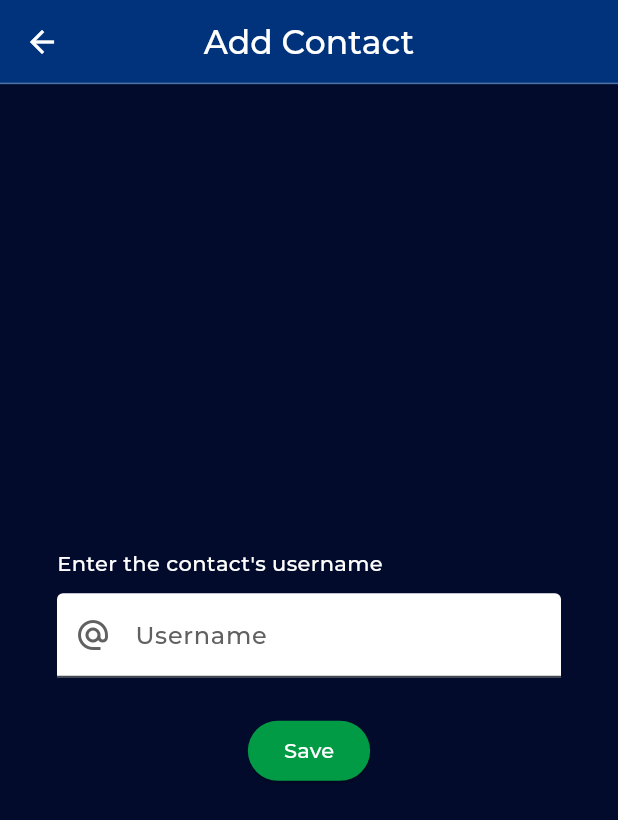
After one commit to TheHoodini/YouShare, a Flutter app: the AddPage screen opened by its route, on a phone screen of 412 x 824 dp. The commit adds this screen. Shown: the top 820 px of the screen. Run offline on Flutter 3.47's test engine with Material 2 defaults, Android fonts, the phone set to English and light mode, and no system bars; our stand-ins replace flex_color_scheme, get, video_player.

Commit message:
Add page

```diff
--- a/lib/ui/my_app.dart
+++ b/lib/ui/my_app.dart
@@ -1,6 +1,7 @@
 import 'package:flex_color_scheme/flex_color_scheme.dart';
 import 'package:flutter/material.dart';
 import 'package:get/get.dart';
+import 'package:proychat/ui/pages/add_page.dart';
 import 'package:proychat/ui/pages/auth_page.dart';
 
 import 'pages/home_page.dart';
@@ -63,6 +64,7 @@ class MyApp extends StatelessWidget {
       getPages: [
         GetPage(name: "/auth_page", page: () => const AuthPage()),
         GetPage(name: "/home_page", page: () => const HomePage()),
+        GetPage(name: "/add_page", page: () => const AddPage()),
       ],
     );
   }
--- /dev/null
+++ b/lib/ui/pages/add_page.dart
@@ -0,0 +1,94 @@
+// ignore: file_names
+import 'package:flutter/material.dart';
+import 'package:flutter/services.dart';
+
+class AddPage extends StatefulWidget {
+  const AddPage({super.key});
+
+  @override
+  State<AddPage> createState() => _AddPageState();
+}
+
+class _AddPageState extends State<AddPage> {
+  Color mainTextColor = Colors.white;
+  final _formKey = GlobalKey<FormState>();
+
+  @override
+  Widget build(BuildContext context) {
+    return Scaffold(
+      backgroundColor: const Color.fromARGB(255, 2, 11, 44),
+      appBar: AppBar(
+        iconTheme: const IconThemeData(color: Colors.white),
+        backgroundColor: const Color.fromARGB(255, 0, 51, 124),
+        centerTitle: true,
+        bottom: const PreferredSize(
+          preferredSize: Size.fromHeight(0.1), // Altura de la línea
+          child: Divider(
+            color: Color.fromARGB(80, 255, 255, 255), // Color de la línea
+            height: 0.0, // Grosor de la línea
+          ),
+        ),
+        title: const Text(
+          'Add Contact',
+          style: TextStyle(color: Colors.white, fontFamily: 'Montserrat'),
+        ),
+      ),
+      body: Center(
+        child: Padding(
+          padding: const EdgeInsets.all(8.0),
+          child: Form(
+            key: _formKey,
+            child: Column(
+              mainAxisAlignment: MainAxisAlignment.center,
+              children: <Widget>[
+                const Padding(
+                  padding: EdgeInsets.fromLTRB(30, 10, 30, 0),
+                  child: Align(
+                    alignment: Alignment.centerLeft,
+                    child: Text("Enter the contact's username",
+                        style: TextStyle(
+                            color: Colors.white, fontFamily: "Montserrat")),
+                  ),
+                ),
+                Padding(
+                  padding: const EdgeInsets.fromLTRB(30, 10, 30, 0),
+                  child: TextFormField(
+                      style: const TextStyle(fontFamily: "Montserrat"),
+                      inputFormatters: [
+                        FilteringTextInputFormatter.allow(
+                            RegExp("[0-9a-zA-Z]")),
+                        LengthLimitingTextInputFormatter(20)
+                      ],
+                      decoration: const InputDecoration(
+                          filled: true,
+                          fillColor: Colors.white,
+                          prefixIcon: Icon(Icons.alternate_email,
+                              color: Color.fromARGB(255, 97, 97, 97)),
+                          labelText: 'Username',
+                          labelStyle: TextStyle(
+                              color: Color.fromARGB(255, 97, 97, 97),
+                              fontFamily: "Montserrat"),
+                          floatingLabelBehavior: FloatingLabelBehavior.never)),
+                ),
+                const SizedBox(
+                  height: 25,
+                ),
+                Flexible(
+                  child: ElevatedButton(
+                    onPressed: () {},
+                    style: ElevatedButton.styleFrom(
+                        backgroundColor: const Color.fromARGB(255, 2, 155, 69)),
+                    child: const Text('Save',
+                        style: TextStyle(
+                            color: Color.fromARGB(255, 255, 255, 255),
+                            fontFamily: "Montserrat")),
+                  ),
+                ),
+              ],
+            ),
+          ),
+        ),
+      ),
+    );
+  }
+}
--- a/lib/ui/pages/auth_page.dart
+++ b/lib/ui/pages/auth_page.dart
@@ -26,11 +26,13 @@ class _AuthPageState extends State<AuthPage> {
       });
   }
 
+  final screens = <Widget>[];
+
   @override
   void initState() {
     super.initState();
-    screens.add(LoginTab(changeMainPageIndex: changeMainPageIndex));
-    screens.add(CreateTab(changeMainPageIndex: changeMainPageIndex));
+    screens.add(LoginBox(changeMainPageIndex: changeMainPageIndex));
+    screens.add(CreateBox(changeMainPageIndex: changeMainPageIndex));
   }
 
   void changeMainPageIndex(int newIndex) {
@@ -38,8 +40,6 @@ class _AuthPageState extends State<AuthPage> {
       mainPageIndex = newIndex;
     });
   }
-
-  final screens = <Widget>[];
 
   @override
   Widget build(BuildContext context) {
@@ -60,6 +60,7 @@ class _AuthPageState extends State<AuthPage> {
             child: screens[mainPageIndex],
           ),
         ],
-    ));
+      ),
+    );
   }
 }
--- a/lib/ui/pages/createbox.dart
+++ b/lib/ui/pages/createbox.dart
@@ -2,14 +2,14 @@ import 'package:flutter/material.dart';
 import 'package:flutter/services.dart';
 import 'package:get/get.dart';
 
-class CreateTab extends StatefulWidget {
+class CreateBox extends StatefulWidget {
   final Function(int) changeMainPageIndex;
-  const CreateTab({super.key, required this.changeMainPageIndex});
+  const CreateBox({super.key, required this.changeMainPageIndex});
   @override
-  State<CreateTab> createState() => _CreateTabState();
+  State<CreateBox> createState() => _CreateBoxState();
 }
 
-class _CreateTabState extends State<CreateTab> {
+class _CreateBoxState extends State<CreateBox> {
   @override
   Widget build(BuildContext context) {
     return SimpleDialog(
@@ -79,8 +79,8 @@ class _CreateTabState extends State<CreateTab> {
               decoration: const InputDecoration(
                   filled: true,
                   fillColor: Colors.white,
-                    prefixIcon: Icon(Icons.lock,
-                        color: Color.fromARGB(255, 97, 97, 97)),
+                  prefixIcon:
+                      Icon(Icons.lock, color: Color.fromARGB(255, 97, 97, 97)),
                   labelText: 'Password',
                   labelStyle: TextStyle(
                       color: Color.fromARGB(255, 97, 97, 97),
@@ -95,8 +95,8 @@ class _CreateTabState extends State<CreateTab> {
                 onTap: () {
                   widget.changeMainPageIndex(0);
                 },
-                  child: const Text(
-                      'Already have an account? click here to Log in!',
+                child:
+                    const Text('Already have an account? click here to Log in!',
                         style: TextStyle(
                             color: Colors.white,
                             //fontWeight: FontWeight.bold,
@@ -135,6 +135,7 @@ class _CreateTabState extends State<CreateTab> {
         const SizedBox(
           height: 5.0,
         ),
-        ]);
+      ],
+    );
   }
 }
--- a/lib/ui/pages/home_page.dart
+++ b/lib/ui/pages/home_page.dart
@@ -1,4 +1,6 @@
 import 'package:flutter/material.dart';
+import 'package:get/get.dart';
+import 'package:get/get_core/src/get_main.dart';
 
 // Tabs
 import 'package:proychat/ui/pages/tabs/map_tab.dart';
@@ -137,6 +139,7 @@ class _HomePageState extends State<HomePage> {
                     print("map");
                   } else if (currentIndex == 1) {
                     print("chat");
+                    Get.toNamed('/add_page');
                   }
                 },
                 backgroundColor: const Color.fromARGB(255, 2, 155, 69),
--- a/lib/ui/pages/loginbox.dart
+++ b/lib/ui/pages/loginbox.dart
@@ -1,18 +1,16 @@
-import 'dart:ui';
-
 import 'package:flutter/material.dart';
 import 'package:flutter/services.dart';
 import 'package:get/get.dart';
 
-class LoginTab extends StatefulWidget {
+class LoginBox extends StatefulWidget {
   final Function(int) changeMainPageIndex;
-  const LoginTab({super.key, required this.changeMainPageIndex});
+  const LoginBox({super.key, required this.changeMainPageIndex});
 
   @override
-  State<LoginTab> createState() => _LoginTabState();
+  State<LoginBox> createState() => _LoginBoxState();
 }
 
-class _LoginTabState extends State<LoginTab> {
+class _LoginBoxState extends State<LoginBox> {
   @override
   Widget build(BuildContext context) {
     return SingleChildScrollView(
--- a/lib/ui/pages/tabs/chat_tab.dart
+++ b/lib/ui/pages/tabs/chat_tab.dart
@@ -13,19 +13,20 @@ class _ChatTabState extends State<ChatTab> {
 
   @override
   Widget build(BuildContext context) => Scaffold(
-        backgroundColor: Color.fromARGB(255, 2, 11, 44),
+        backgroundColor: const Color.fromARGB(255, 2, 11, 44),
         body: Center(
           child: Row(
             mainAxisSize: MainAxisSize.min,
             children: [
               Text('Press ',
-                style:
-                    TextStyle(color: mainTextColor, fontFamily: "Montserrat")),
+                  style: TextStyle(
+                      color: mainTextColor, fontFamily: "Montserrat")),
               Icon(Icons.person_add, color: mainTextColor),
               Text(' to add someone here!',
-                style:
-                    TextStyle(color: mainTextColor, fontFamily: "Montserrat")),
+                  style: TextStyle(
+                      color: mainTextColor, fontFamily: "Montserrat")),
             ],
-        )),
+          ),
+        ),
       );
 }
```
Lines whose indentation alone changed are shown as unchanged.
